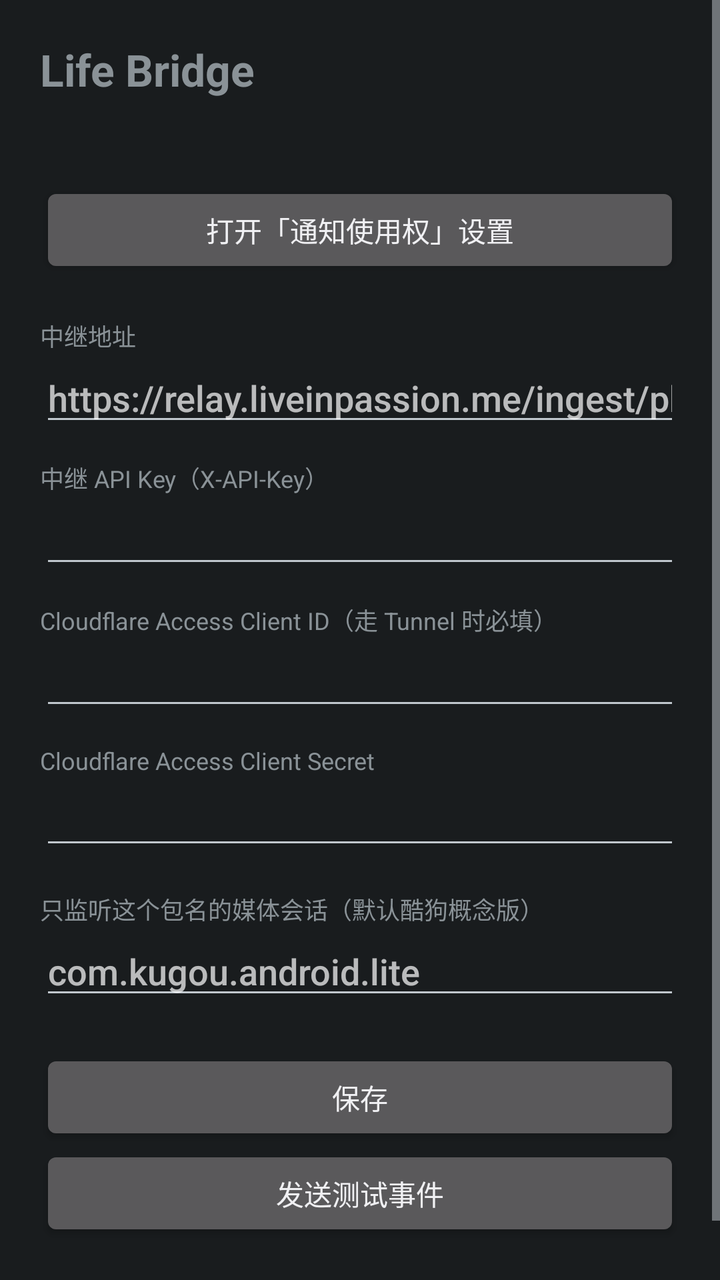
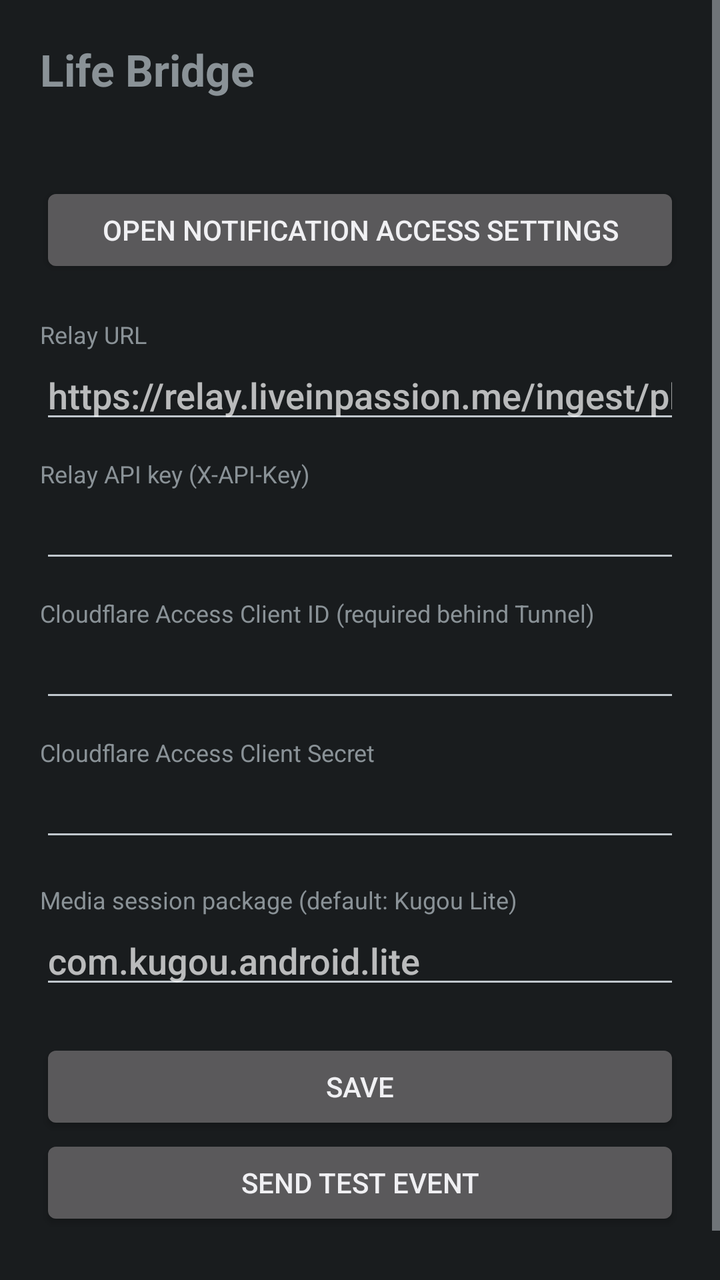

Screens rendered from an Android XML layout before and after an edit, with the pre-edit source and the edit as a unified diff.
<!-- AndroidManifest.xml: application theme android:Theme.DeviceDefault -->
<!-- res/layout/activity_settings.xml -->
<?xml version="1.0" encoding="utf-8"?>
<ScrollView xmlns:android="http://schemas.android.com/apk/res/android"
    android:layout_width="match_parent"
    android:layout_height="match_parent">

    <LinearLayout
        android:layout_width="match_parent"
        android:layout_height="wrap_content"
        android:orientation="vertical"
        android:padding="20dp">

        <TextView
            android:layout_width="match_parent"
            android:layout_height="wrap_content"
            android:text="Life Bridge"
            android:textSize="22sp"
            android:textStyle="bold" />

        <TextView
            android:id="@+id/status"
            android:layout_width="match_parent"
            android:layout_height="wrap_content"
            android:layout_marginTop="8dp"
            android:layout_marginBottom="16dp"
            android:textSize="13sp" />

        <Button
            android:id="@+id/openAccess"
            android:layout_width="match_parent"
            android:layout_height="wrap_content"
            android:text="打开「通知使用权」设置" />

        <TextView
            android:layout_width="match_parent"
            android:layout_height="wrap_content"
            android:layout_marginTop="20dp"
            android:text="中继地址"
            android:textSize="12sp" />

        <EditText
            android:id="@+id/url"
            android:layout_width="match_parent"
            android:layout_height="wrap_content"
            android:inputType="textUri"
            android:hint="https://relay.liveinpassion.me/ingest/phone" />

        <TextView
            android:layout_width="match_parent"
            android:layout_height="wrap_content"
            android:layout_marginTop="12dp"
            android:text="中继 API Key（X-API-Key）"
            android:textSize="12sp" />

        <EditText
            android:id="@+id/key"
            android:layout_width="match_parent"
            android:layout_height="wrap_content"
            android:inputType="textPassword" />

        <TextView
            android:layout_width="match_parent"
            android:layout_height="wrap_content"
            android:layout_marginTop="12dp"
            android:text="Cloudflare Access Client ID（走 Tunnel 时必填）"
            android:textSize="12sp" />

        <EditText
            android:id="@+id/cfId"
            android:layout_width="match_parent"
            android:layout_height="wrap_content"
            android:inputType="text" />

        <TextView
            android:layout_width="match_parent"
            android:layout_height="wrap_content"
            android:layout_marginTop="12dp"
            android:text="Cloudflare Access Client Secret"
            android:textSize="12sp" />

        <EditText
            android:id="@+id/cfSecret"
            android:layout_width="match_parent"
            android:layout_height="wrap_content"
            android:inputType="textPassword" />

        <TextView
            android:layout_width="match_parent"
            android:layout_height="wrap_content"
            android:layout_marginTop="16dp"
            android:text="只监听这个包名的媒体会话（默认酷狗概念版）"
            android:textSize="12sp" />

        <EditText
            android:id="@+id/mediaPkg"
            android:layout_width="match_parent"
            android:layout_height="wrap_content"
            android:inputType="text"
            android:hint="com.kugou.android.lite" />

        <Button
            android:id="@+id/save"
            android:layout_width="match_parent"
            android:layout_height="wrap_content"
            android:layout_marginTop="20dp"
            android:text="保存" />

        <Button
            android:id="@+id/test"
            android:layout_width="match_parent"
            android:layout_height="wrap_content"
            android:text="发送测试事件" />

        <TextView
            android:id="@+id/last"
            android:layout_width="match_parent"
            android:layout_height="wrap_content"
            android:layout_marginTop="14dp"
            android:textSize="12sp" />
    </LinearLayout>
</ScrollView>
<!-- resources referenced by this layout -->
<resources>

</resources>

<!-- the commit's change to res/layout/activity_settings.xml (unified diff, before → after) -->
@@ -28,13 +28,13 @@
             android:id="@+id/openAccess"
             android:layout_width="match_parent"
             android:layout_height="wrap_content"
-            android:text="打开「通知使用权」设置" />
+            android:text="Open Notification Access settings" />
 
         <TextView
             android:layout_width="match_parent"
             android:layout_height="wrap_content"
             android:layout_marginTop="20dp"
-            android:text="中继地址"
+            android:text="Relay URL"
             android:textSize="12sp" />
 
         <EditText
@@ -48,7 +48,7 @@
             android:layout_width="match_parent"
             android:layout_height="wrap_content"
             android:layout_marginTop="12dp"
-            android:text="中继 API Key（X-API-Key）"
+            android:text="Relay API key (X-API-Key)"
             android:textSize="12sp" />
 
         <EditText
@@ -61,7 +61,7 @@
             android:layout_width="match_parent"
             android:layout_height="wrap_content"
             android:layout_marginTop="12dp"
-            android:text="Cloudflare Access Client ID（走 Tunnel 时必填）"
+            android:text="Cloudflare Access Client ID (required behind Tunnel)"
             android:textSize="12sp" />
 
         <EditText
@@ -87,7 +87,7 @@
             android:layout_width="match_parent"
             android:layout_height="wrap_content"
             android:layout_marginTop="16dp"
-            android:text="只监听这个包名的媒体会话（默认酷狗概念版）"
+            android:text="Media session package (default: Kugou Lite)"
             android:textSize="12sp" />
 
         <EditText
@@ -102,13 +102,13 @@
             android:layout_width="match_parent"
             android:layout_height="wrap_content"
             android:layout_marginTop="20dp"
-            android:text="保存" />
+            android:text="Save" />
 
         <Button
             android:id="@+id/test"
             android:layout_width="match_parent"
             android:layout_height="wrap_content"
-            android:text="发送测试事件" />
+            android:text="Send test event" />
 
         <TextView
             android:id="@+id/last"
